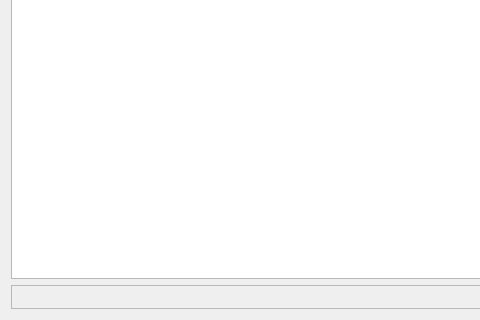
Old version of the form DebugLog/DebugLogWindow.ui in the repository xmichelo/XMiLib; both pictures show x 0 to 480 and y 312 to 632 of the 719 by 632 pixel window.
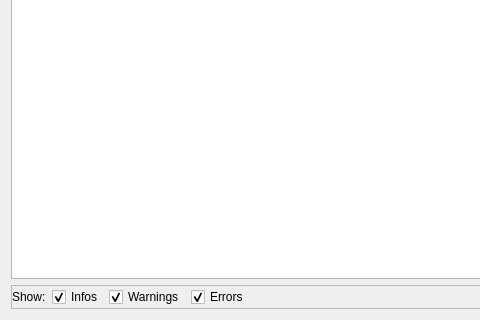
New version of the form.

Commit message: Implemented filtering in DebugLogWindow.

```diff
--- a/DebugLog/DebugLogWindow.ui
+++ b/DebugLog/DebugLogWindow.ui
@@ -45,6 +45,43 @@
       <property name="bottomMargin">
        <number>0</number>
       </property>
+      <item>
+       <widget class="QLabel" name="label">
+        <property name="text">
+         <string>Show:</string>
+        </property>
+       </widget>
+      </item>
+      <item>
+       <widget class="QCheckBox" name="checkboxInfoFilter">
+        <property name="text">
+         <string>Infos</string>
+        </property>
+        <property name="checked">
+         <bool>true</bool>
+        </property>
+       </widget>
+      </item>
+      <item>
+       <widget class="QCheckBox" name="checkboxWarningFilter">
+        <property name="text">
+         <string>Warnings</string>
+        </property>
+        <property name="checked">
+         <bool>true</bool>
+        </property>
+       </widget>
+      </item>
+      <item>
+       <widget class="QCheckBox" name="checkboxErrorFilter">
+        <property name="text">
+         <string>Errors</string>
+        </property>
+        <property name="checked">
+         <bool>true</bool>
+        </property>
+       </widget>
+      </item>
       <item>
        <spacer name="horizontalSpacer">
         <property name="orientation">
```
Left out of the diff: 53 changed lines with no effect on the pictures. The commit also changes 8 other files.
